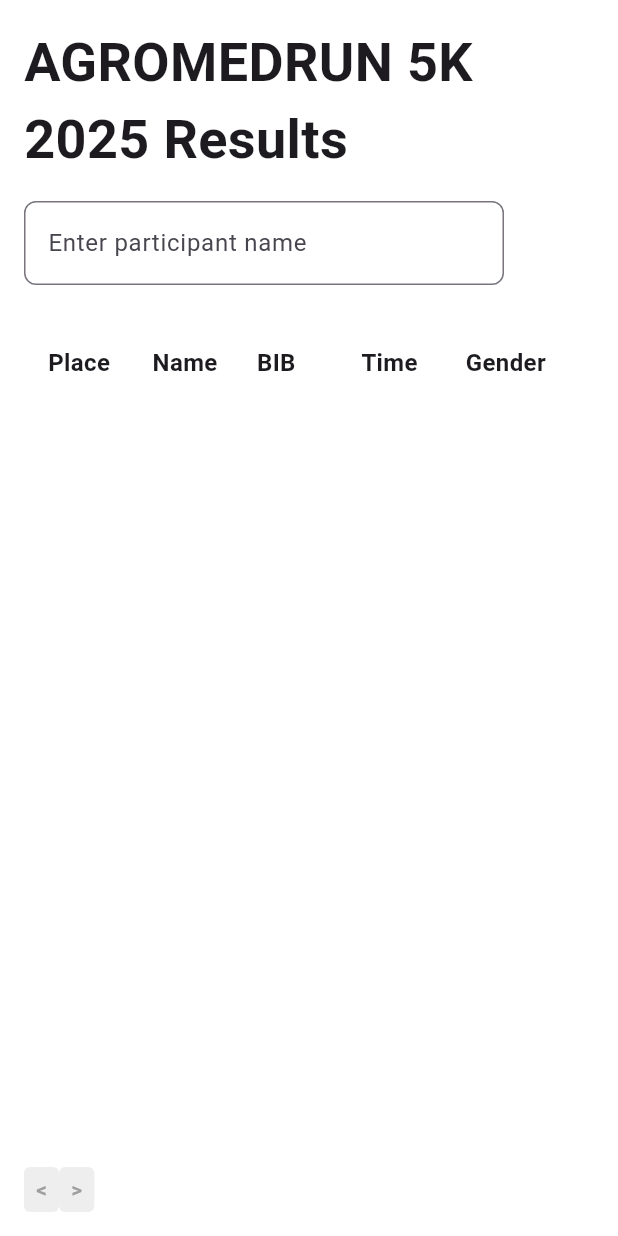
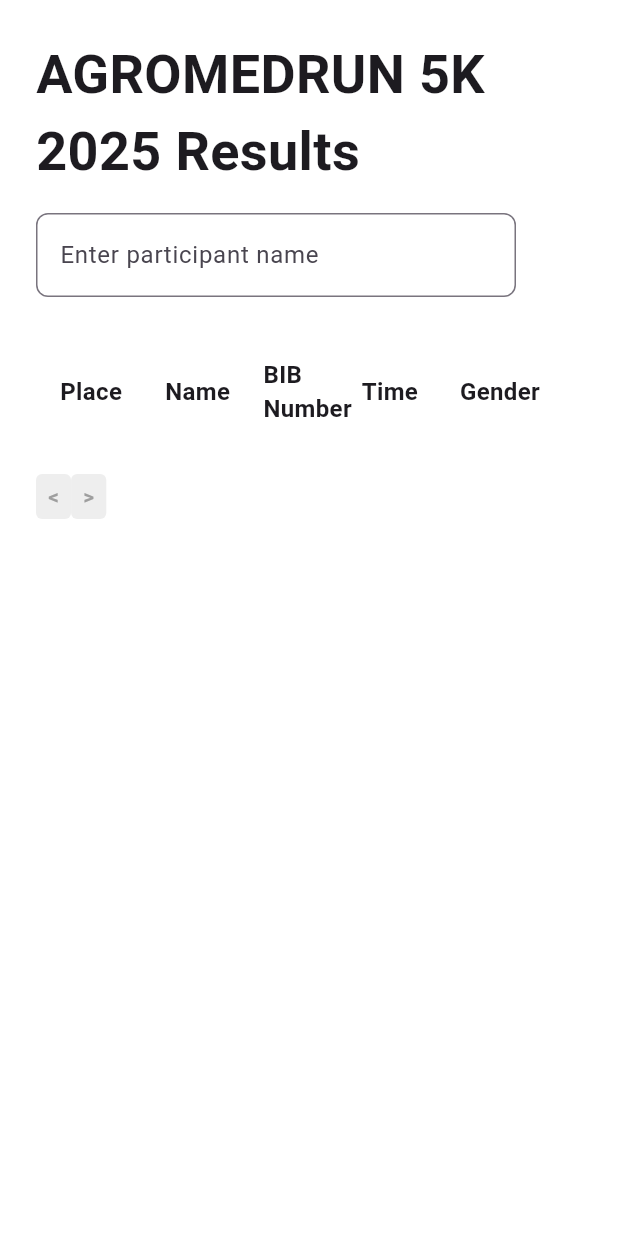
Before and after one commit to akramdhaifullah/agromedrun_2025, a Flutter app: the screen it shows after launch, on a phone screen of 412 x 824 dp. Run offline on Flutter 3.47's test engine with Material 3 defaults, Android fonts, the phone set to English and light mode, and no system bars; our stand-ins replace supabase_flutter; accounts and stored records are empty.

Commit message:
Updated main.dart to scroll whole page

```diff
--- a/lib/main.dart
+++ b/lib/main.dart
@@ -32,12 +32,11 @@ class ResultPage extends StatefulWidget {
 class _ResultPageState extends State<ResultPage> {
   List<Map<String, dynamic>> allResults = [];
   List<Map<String, dynamic>> visibleResults = [];
-  int visibleCount = 10;
   String searchQuery = '';
   bool isLoading = true;
   int? _hoveredIndex;
   int currentPage = 1;
-  int resultsPerPage = 10;
+  int resultsPerPage = 19;
 
   @override
   void initState() {
@@ -87,10 +86,11 @@ class _ResultPageState extends State<ResultPage> {
       body:
           isLoading
               ? Center(child: CircularProgressIndicator())
-              : Center(
+              : SingleChildScrollView(
+                child: Center(
                   child: Container(
                     constraints: BoxConstraints(maxWidth: 1200),
-                  padding: EdgeInsets.symmetric(horizontal: 16, vertical: 16),
+                    margin: EdgeInsets.symmetric(vertical: 24, horizontal: 24),
                     child: Column(
                       crossAxisAlignment: CrossAxisAlignment.start,
                       children: [
@@ -115,19 +115,14 @@ class _ResultPageState extends State<ResultPage> {
                           ),
                         ),
                         SizedBox(height: 24),
-                      Expanded(
-                        child: Column(
-                          children: [
                         Container(
-                              padding: EdgeInsets.symmetric(
-                                vertical: 16,
-                                horizontal: 16,
-                              ),
+                          padding: EdgeInsets.all(16),
                           child: Row(
                             children: [
-                                  Expanded(
+                              SizedBox(
+                                width: 70,
                                 child: Text(
-                                      'Place',
+                                  "Place",
                                   style: TextStyle(
                                     fontSize: 16,
                                     fontWeight: FontWeight.bold,
@@ -136,7 +131,7 @@ class _ResultPageState extends State<ResultPage> {
                               ),
                               Expanded(
                                 child: Text(
-                                      'Name',
+                                  "Name",
                                   style: TextStyle(
                                     fontSize: 16,
                                     fontWeight: FontWeight.bold,
@@ -145,7 +140,7 @@ class _ResultPageState extends State<ResultPage> {
                               ),
                               Expanded(
                                 child: Text(
-                                      'BIB',
+                                  "BIB Number",
                                   style: TextStyle(
                                     fontSize: 16,
                                     fontWeight: FontWeight.bold,
@@ -154,7 +149,7 @@ class _ResultPageState extends State<ResultPage> {
                               ),
                               Expanded(
                                 child: Text(
-                                      'Time',
+                                  "Time",
                                   style: TextStyle(
                                     fontSize: 16,
                                     fontWeight: FontWeight.bold,
@@ -163,7 +158,7 @@ class _ResultPageState extends State<ResultPage> {
                               ),
                               Expanded(
                                 child: Text(
-                                      'Gender',
+                                  "Gender",
                                   style: TextStyle(
                                     fontSize: 16,
                                     fontWeight: FontWeight.bold,
@@ -173,8 +168,8 @@ class _ResultPageState extends State<ResultPage> {
                             ],
                           ),
                         ),
-                            Expanded(
-                              child: ListView.builder(
+                        ListView.builder(
+                          shrinkWrap: true,
                           itemCount: visibleResults.length,
                           itemBuilder: (context, index) {
                             final result = visibleResults[index];
@@ -204,17 +199,14 @@ class _ResultPageState extends State<ResultPage> {
 
                             final isGrey = index % 2 == 0;
                             return Container(
-                                    color:
-                                        isGrey
-                                            ? Colors.grey[300]
-                                            : Colors.white,
+                              color: isGrey ? Colors.grey[300] : Colors.white,
                               padding: EdgeInsets.symmetric(
                                 vertical: 16,
                                 horizontal: 16,
                               ),
                               child: Row(
                                 children: [
-                                        Expanded(child: Text("-")),
+                                  SizedBox(width: 70, child: Text("-")),
                                   Expanded(
                                     child: MouseRegion(
                                       onEnter:
@@ -241,9 +233,7 @@ class _ResultPageState extends State<ResultPage> {
                                           // );
                                         },
                                         child: Container(
-                                                padding: EdgeInsets.only(
-                                                  right: 16,
-                                                ),
+                                          padding: EdgeInsets.only(right: 16),
                                           child: Text(
                                             result['name'] ?? '',
                                             style: TextStyle(
@@ -254,10 +244,8 @@ class _ResultPageState extends State<ResultPage> {
                                                       : Colors.blue,
                                               decoration:
                                                   _hoveredIndex == index
-                                                            ? TextDecoration
-                                                                .underline
-                                                            : TextDecoration
-                                                                .none,
+                                                      ? TextDecoration.underline
+                                                      : TextDecoration.none,
                                               decorationColor:
                                                   _hoveredIndex == index
                                                       ? Colors.blue[800]
@@ -268,7 +256,6 @@ class _ResultPageState extends State<ResultPage> {
                                       ),
                                     ),
                                   ),
-
                                   Expanded(
                                     child: Text(
                                       result['bib']?.toString() ?? '',
@@ -292,16 +279,13 @@ class _ResultPageState extends State<ResultPage> {
                             );
                           },
                         ),
-                            ),
-                          ],
-                        ),
-                      ),
                         SizedBox(height: 16),
                         Row(
                           mainAxisAlignment: MainAxisAlignment.start,
                           children: _buildPaginationButtons(),
                         ),
                       ],
+                    ),
                   ),
                 ),
               ),
```
Lines whose indentation alone changed are shown as unchanged.
